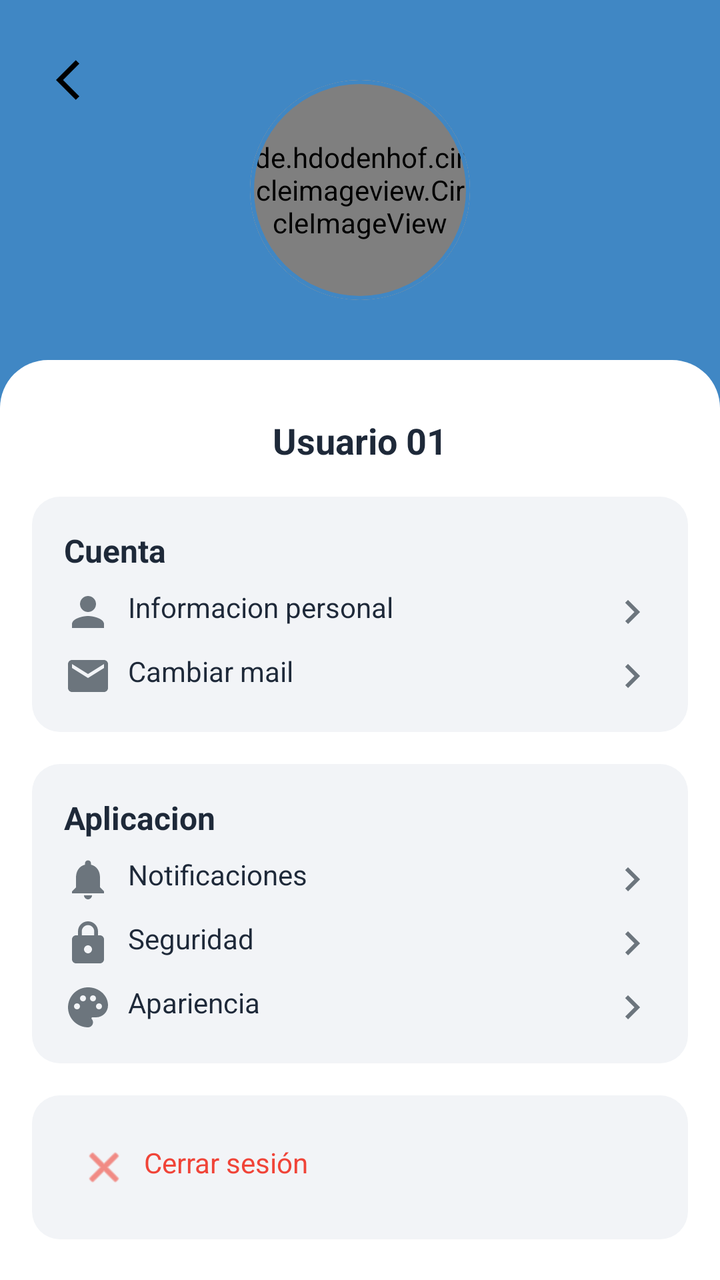
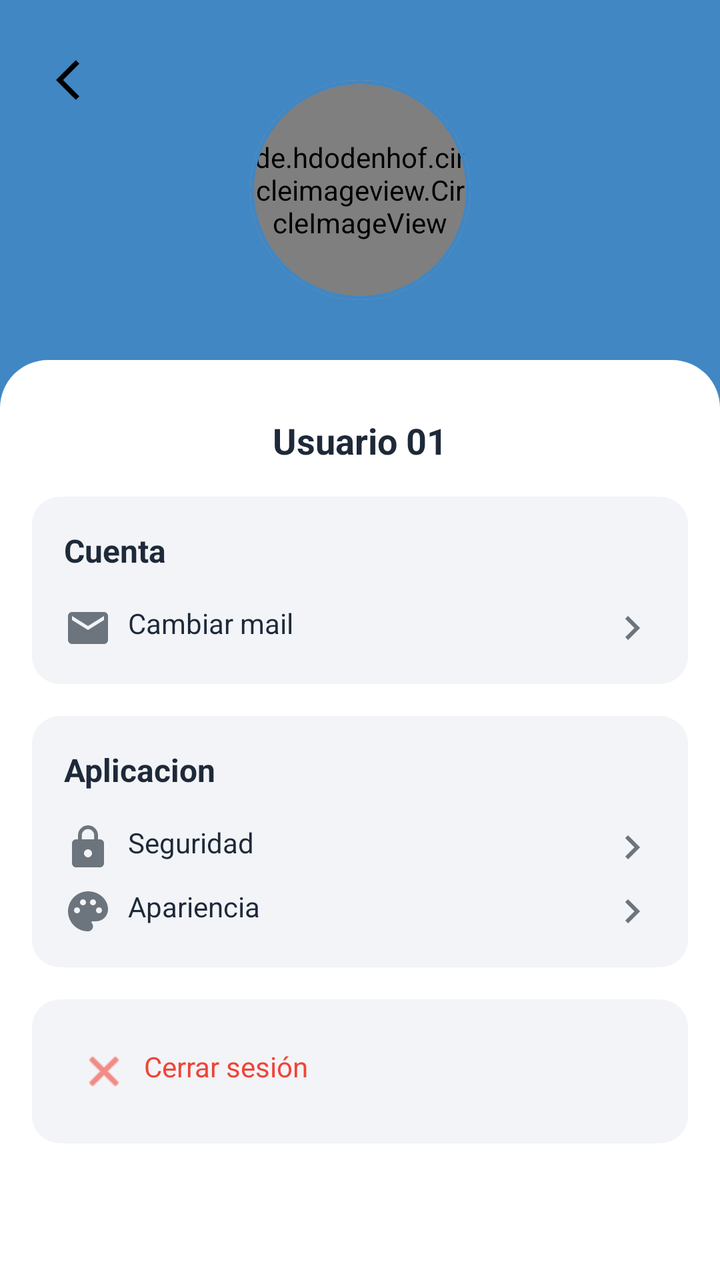

Compare the two renders of this Android layout. The source of the first and the diff that turns it into the second are given below.
<!-- AndroidManifest.xml: application theme Theme.FollowUp -->
<!-- res/layout/activity_configuracion.xml -->
<?xml version="1.0" encoding="utf-8"?>
<androidx.coordinatorlayout.widget.CoordinatorLayout
    xmlns:android="http://schemas.android.com/apk/res/android"
    xmlns:app="http://schemas.android.com/apk/res-auto"
    android:id="@+id/main"
    android:layout_width="match_parent"
    android:layout_height="match_parent"
    android:background="@color/background_header">

    
    <com.google.android.material.appbar.AppBarLayout
        android:layout_width="match_parent"
        android:layout_height="wrap_content"
        android:background="@android:color/transparent"
        app:elevation="0dp">

        <RelativeLayout
            android:layout_width="match_parent"
            android:layout_height="180dp"
            android:background="@color/background_header">

            <ImageButton
                android:id="@+id/backButton"
                android:layout_width="48dp"
                android:layout_height="48dp"
                android:layout_margin="16dp"
                android:background="?attr/selectableItemBackgroundBorderless"
                android:importantForAccessibility="no"
                android:src="@drawable/ic_back_arrow_black" />

            <com.google.android.material.card.MaterialCardView
                android:id="@+id/profileContainer"
                android:layout_width="110dp"
                android:layout_height="110dp"
                android:layout_centerHorizontal="true"
                android:layout_marginTop="40dp"
                android:clickable="true"
                android:focusable="true"
                android:foreground="?attr/selectableItemBackgroundBorderless"
                app:cardCornerRadius="55dp"
                app:cardElevation="0dp"
                app:strokeWidth="2dp"
                app:strokeColor="@color/primary_blue">

                <de.hdodenhof.circleimageview.CircleImageView
                    android:id="@+id/profilePicture"
                    android:layout_width="match_parent"
                    android:layout_height="match_parent"
                    android:src="@drawable/ic_person"
                    android:scaleType="centerCrop" />

            </com.google.android.material.card.MaterialCardView>

        </RelativeLayout>

    </com.google.android.material.appbar.AppBarLayout>

    
    <androidx.core.widget.NestedScrollView
        android:layout_width="match_parent"
        android:layout_height="match_parent"
        android:background="@drawable/background_content_top_rounded"
        app:layout_behavior="@string/appbar_scrolling_view_behavior">

        <LinearLayout
            android:layout_width="match_parent"
            android:layout_height="wrap_content"
            android:orientation="vertical"
            android:padding="16dp">

            
            <TextView
                android:id="@+id/tvUserName"
                android:layout_width="wrap_content"
                android:layout_height="wrap_content"
                android:layout_gravity="center_horizontal"
                android:layout_marginTop="12dp"
                android:layout_marginBottom="16dp"
                android:text="@string/usuario_01"
                android:textColor="@color/text_primary"
                android:textSize="18sp"
                android:textStyle="bold" />

            

            
            <LinearLayout
                android:layout_width="match_parent"
                android:layout_height="wrap_content"
                android:layout_marginHorizontal="0dp"
                android:background="@drawable/bg_dialog_rounded2"
                android:orientation="vertical"
                android:padding="16dp">

                <TextView
                    android:layout_width="wrap_content"
                    android:layout_height="wrap_content"
                    android:text="@string/cuenta"
                    android:textColor="@color/text_primary"
                    android:textSize="16sp"
                    android:textStyle="bold" />

                <LinearLayout
                    android:layout_width="match_parent"
                    android:layout_height="wrap_content"
                    android:layout_marginTop="8dp"
                    android:orientation="horizontal">

                    <ImageView
                        android:layout_width="24dp"
                        android:layout_height="24dp"
                        android:src="@drawable/ic_person"
                        app:tint="@color/text_secondary" />

                    <TextView
                        android:layout_width="0dp"
                        android:layout_height="wrap_content"
                        android:layout_marginStart="8dp"
                        android:layout_weight="1"
                        android:textColor="@color/text_primary"
                        android:text="@string/informacion_personal" />

                    <ImageView
                        android:layout_width="24dp"
                        android:layout_height="24dp"
                        android:src="@drawable/ic_right_arrow"
                        app:tint="@color/text_secondary" />
                </LinearLayout>

                <LinearLayout
                    android:id="@+id/ll_CambiarMail"
                    android:layout_width="match_parent"
                    android:layout_height="wrap_content"
                    android:layout_marginTop="8dp"
                    android:orientation="horizontal"
                    android:background="?attr/selectableItemBackground"
                    android:clickable="true"
                    android:focusable="true">

                    <ImageView
                        android:layout_width="24dp"
                        android:layout_height="24dp"
                        android:src="@drawable/ic_mail"
                        app:tint="@color/text_secondary" />

                    <TextView
                        android:layout_width="0dp"
                        android:layout_height="wrap_content"
                        android:layout_marginStart="8dp"
                        android:layout_weight="1"
                        android:textColor="@color/text_primary"
                        android:text="@string/cambiar_mail" />

                    <ImageView
                        android:layout_width="24dp"
                        android:layout_height="24dp"
                        android:importantForAccessibility="no"
                        android:src="@drawable/ic_right_arrow"
                        app:tint="@color/text_secondary" />
                </LinearLayout>
            </LinearLayout>

            
            <LinearLayout
                android:layout_width="match_parent"
                android:layout_height="wrap_content"
                android:layout_marginTop="16dp"
                android:background="@drawable/bg_dialog_rounded2"
                android:orientation="vertical"
                android:padding="16dp">

                <TextView
                    android:layout_width="wrap_content"
                    android:layout_height="wrap_content"
                    android:text="@string/aplicacion"
                    android:textColor="@color/text_primary"
                    android:textSize="16sp"
                    android:textStyle="bold" />

                <LinearLayout
                    android:layout_width="match_parent"
                    android:layout_height="wrap_content"
                    android:layout_marginTop="8dp"
                    android:orientation="horizontal">

                    <ImageView
                        android:layout_width="24dp"
                        android:layout_height="24dp"
                        android:importantForAccessibility="no"
                        android:src="@drawable/ic_bell"
                        app:tint="@color/text_secondary" />

                    <TextView
                        android:layout_width="0dp"
                        android:layout_height="wrap_content"
                        android:layout_marginStart="8dp"
                        android:layout_weight="1"
                        android:textColor="@color/text_primary"
                        android:text="@string/notificaciones" />

                    <ImageView
                        android:layout_width="24dp"
                        android:layout_height="24dp"
                        android:importantForAccessibility="no"
                        android:src="@drawable/ic_right_arrow"
                        app:tint="@color/text_secondary" />
                </LinearLayout>

                <LinearLayout
                    android:id="@+id/llSeguridad"
                    android:layout_width="match_parent"
                    android:layout_height="wrap_content"
                    android:layout_marginTop="8dp"
                    android:orientation="horizontal"
                    android:background="?attr/selectableItemBackground"
                    android:clickable="true"
                    android:focusable="true">

                    <ImageView
                        android:layout_width="24dp"
                        android:layout_height="24dp"
                        android:importantForAccessibility="no"
                        android:src="@drawable/ic_lock"
                        app:tint="@color/text_secondary" />

                    <TextView
                        android:layout_width="0dp"
                        android:layout_height="wrap_content"
                        android:layout_marginStart="8dp"
                        android:layout_weight="1"
                        android:textColor="@color/text_primary"
                        android:text="@string/seguridad" />

                    <ImageView
                        android:layout_width="24dp"
                        android:layout_height="24dp"
                        android:importantForAccessibility="no"
                        android:src="@drawable/ic_right_arrow"
                        app:tint="@color/text_secondary" />
                </LinearLayout>

                <LinearLayout
                    android:id="@+id/ll_Apariencia"
                    android:layout_width="match_parent"
                    android:layout_height="wrap_content"
                    android:layout_marginTop="8dp"
                    android:orientation="horizontal"
                    android:background="?attr/selectableItemBackground"
                    android:clickable="true"
                    android:focusable="true">

                    <ImageView
                        android:layout_width="24dp"
                        android:layout_height="24dp"
                        android:src="@drawable/ic_palette"
                        app:tint="@color/text_secondary" />

                    <TextView
                        android:layout_width="0dp"
                        android:layout_height="wrap_content"
                        android:layout_marginStart="8dp"
                        android:layout_weight="1"
                        android:textColor="@color/text_primary"
                        android:text="@string/apariencia" />

                    <ImageView
                        android:layout_width="24dp"
                        android:layout_height="24dp"
                        android:src="@drawable/ic_right_arrow"
                        app:tint="@color/text_secondary" />
                </LinearLayout>
            </LinearLayout>

            
            <LinearLayout
                android:layout_width="match_parent"
                android:layout_height="wrap_content"
                android:layout_marginTop="16dp"
                android:layout_marginBottom="24dp"
                android:background="@drawable/bg_dialog_rounded2"
                android:orientation="vertical"
                android:padding="16dp">

                <LinearLayout
                    android:id="@+id/ll_CerrarSesion"
                    android:layout_width="match_parent"
                    android:layout_height="wrap_content"
                    android:orientation="horizontal"
                    android:background="?attr/selectableItemBackground"
                    android:clickable="true"
                    android:focusable="true"
                    android:padding="8dp">

                    <ImageView
                        android:layout_width="24dp"
                        android:layout_height="24dp"
                        android:importantForAccessibility="no"
                        android:src="@android:drawable/ic_menu_close_clear_cancel"
                        app:tint="@color/danger_red" />

                    <TextView
                        android:layout_width="0dp"
                        android:layout_height="wrap_content"
                        android:layout_marginStart="8dp"
                        android:layout_weight="1"
                        android:text="@string/cerrar_sesion"
                        android:textColor="@color/danger_red"
                        android:textSize="14sp" />
                </LinearLayout>
            </LinearLayout>

            
            <View
                android:layout_width="match_parent"
                android:layout_height="80dp" />

        </LinearLayout>
    </androidx.core.widget.NestedScrollView>

</androidx.coordinatorlayout.widget.CoordinatorLayout>
<!-- resources referenced by this layout -->
<resources>
  <color name="background_header">@color/primary_blue</color>
  <color name="danger_red">#FFF04438</color>
  <color name="primary_blue">#FF4087C4</color>
  <color name="text_primary">#FF1E2939</color>
  <color name="text_secondary">#FF6C757D</color>
  <!-- drawable background_content_top_rounded (drawable) -->
  <?xml version="1.0" encoding="utf-8"?>
  <shape xmlns:android="http://schemas.android.com/apk/res/android"
      android:shape="rectangle">
      <solid android:color="@color/surface_secondary" />
      <corners
          android:topLeftRadius="24dp"
          android:topRightRadius="24dp" />
  </shape>
  <!-- drawable bg_dialog_rounded2 (drawable) -->
  <?xml version="1.0" encoding="utf-8"?>
  <shape xmlns:android="http://schemas.android.com/apk/res/android"
      android:shape="rectangle">
      <solid android:color="@color/surface_divider" />
      <corners android:radius="14dp" />
  </shape>
  <!-- drawable ic_back_arrow_black (drawable) -->
  <vector xmlns:android="http://schemas.android.com/apk/res/android" android:autoMirrored="true" android:height="24dp" android:tint="#000000" android:viewportHeight="24" android:viewportWidth="24" android:width="24dp">
        
      <path android:fillColor="@android:color/white" android:pathData="M11.67,3.87L9.9,2.1 0,12l9.9,9.9 1.77,-1.77L3.54,12z"/>
      
  </vector>
  <!-- drawable ic_bell (drawable) -->
  <vector xmlns:android="http://schemas.android.com/apk/res/android" android:height="24dp" android:tint="#4087C4" android:viewportHeight="24" android:viewportWidth="24" android:width="24dp">
        
      <path android:fillColor="@android:color/white" android:pathData="M12,22c1.1,0 2,-0.9 2,-2h-4c0,1.1 0.89,2 2,2zM18,16v-5c0,-3.07 -1.64,-5.64 -4.5,-6.32L13.5,4c0,-0.83 -0.67,-1.5 -1.5,-1.5s-1.5,0.67 -1.5,1.5v0.68C7.63,5.36 6,7.92 6,11v5l-2,2v1h16v-1l-2,-2z"/>
      
  </vector>
  <!-- drawable ic_person (drawable) -->
  <vector xmlns:android="http://schemas.android.com/apk/res/android" android:height="24dp" android:tint="#4087C4" android:viewportHeight="24" android:viewportWidth="24" android:width="24dp">
        
      <path android:fillColor="@android:color/white" android:pathData="M12,12c2.21,0 4,-1.79 4,-4s-1.79,-4 -4,-4 -4,1.79 -4,4 1.79,4 4,4zM12,14c-2.67,0 -8,1.34 -8,4v2h16v-2c0,-2.66 -5.33,-4 -8,-4z"/>
      
  </vector>
  <!-- drawable ic_right_arrow (drawable) -->
  <vector xmlns:android="http://schemas.android.com/apk/res/android" android:autoMirrored="true" android:height="24dp" android:tint="#777780" android:viewportHeight="24" android:viewportWidth="24" android:width="24dp">
        
      <path android:fillColor="@android:color/white" android:pathData="M8.59,16.59L13.17,12 8.59,7.41 10,6l6,6 -6,6 -1.41,-1.41z"/>
      
  </vector>
  <string name="apariencia">Apariencia</string>
  <string name="aplicacion">Aplicacion</string>
  <string name="cambiar_mail">Cambiar mail</string>
  <string name="cerrar_sesion">Cerrar sesión</string>
  <string name="cuenta">Cuenta</string>
  <string name="informacion_personal">Informacion personal</string>
  <string name="notificaciones">Notificaciones</string>
  <string name="seguridad">Seguridad</string>
  <string name="usuario_01">Usuario 01</string>
  <color name="surface_secondary">#FFFFFFFF</color>
  <color name="surface_divider">#FFF2F4F7</color>
  <color name="white">#FFFFFFFF</color>
  <color name="surface_primary">#FFFFFFFF</color>
  <color name="text_hint">#FF999999</color>
  <style name="ThemeOverlay.FollowUp.Dialog" parent="ThemeOverlay.MaterialComponents.MaterialAlertDialog">
          <item name="android:background">@color/surface_primary</item>
      </style>
  <!-- unchanged entries left out for length: 4 -->
</resources>

<!-- the commit's change to res/layout/activity_configuracion.xml (unified diff, before → after) -->
@@ -106,25 +106,7 @@
                     android:layout_marginTop="8dp"
                     android:orientation="horizontal">
 
-                    <ImageView
-                        android:layout_width="24dp"
-                        android:layout_height="24dp"
-                        android:src="@drawable/ic_person"
-                        app:tint="@color/text_secondary" />
-
-                    <TextView
-                        android:layout_width="0dp"
-                        android:layout_height="wrap_content"
-                        android:layout_marginStart="8dp"
-                        android:layout_weight="1"
-                        android:textColor="@color/text_primary"
-                        android:text="@string/informacion_personal" />
-
-                    <ImageView
-                        android:layout_width="24dp"
-                        android:layout_height="24dp"
-                        android:src="@drawable/ic_right_arrow"
-                        app:tint="@color/text_secondary" />
+                    
                 </LinearLayout>
 
                 <LinearLayout
@@ -183,27 +165,7 @@
                     android:layout_marginTop="8dp"
                     android:orientation="horizontal">
 
-                    <ImageView
-                        android:layout_width="24dp"
-                        android:layout_height="24dp"
-                        android:importantForAccessibility="no"
-                        android:src="@drawable/ic_bell"
-                        app:tint="@color/text_secondary" />
-
-                    <TextView
-                        android:layout_width="0dp"
-                        android:layout_height="wrap_content"
-                        android:layout_marginStart="8dp"
-                        android:layout_weight="1"
-                        android:textColor="@color/text_primary"
-                        android:text="@string/notificaciones" />
-
-                    <ImageView
-                        android:layout_width="24dp"
-                        android:layout_height="24dp"
-                        android:importantForAccessibility="no"
-                        android:src="@drawable/ic_right_arrow"
-                        app:tint="@color/text_secondary" />
+                    
                 </LinearLayout>
 
                 <LinearLayout
<!-- resource entries referenced after the edit -->
@@ -27,12 +27,6 @@
       <path android:fillColor="@android:color/white" android:pathData="M11.67,3.87L9.9,2.1 0,12l9.9,9.9 1.77,-1.77L3.54,12z"/>
       
   </vector>
-  <!-- drawable ic_bell (drawable) -->
-  <vector xmlns:android="http://schemas.android.com/apk/res/android" android:height="24dp" android:tint="#4087C4" android:viewportHeight="24" android:viewportWidth="24" android:width="24dp">
-        
-      <path android:fillColor="@android:color/white" android:pathData="M12,22c1.1,0 2,-0.9 2,-2h-4c0,1.1 0.89,2 2,2zM18,16v-5c0,-3.07 -1.64,-5.64 -4.5,-6.32L13.5,4c0,-0.83 -0.67,-1.5 -1.5,-1.5s-1.5,0.67 -1.5,1.5v0.68C7.63,5.36 6,7.92 6,11v5l-2,2v1h16v-1l-2,-2z"/>
-      
-  </vector>
   <!-- drawable ic_person (drawable) -->
   <vector xmlns:android="http://schemas.android.com/apk/res/android" android:height="24dp" android:tint="#4087C4" android:viewportHeight="24" android:viewportWidth="24" android:width="24dp">
         
@@ -50,8 +44,6 @@
   <string name="cambiar_mail">Cambiar mail</string>
   <string name="cerrar_sesion">Cerrar sesión</string>
   <string name="cuenta">Cuenta</string>
-  <string name="informacion_personal">Informacion personal</string>
-  <string name="notificaciones">Notificaciones</string>
   <string name="seguridad">Seguridad</string>
   <string name="usuario_01">Usuario 01</string>
   <color name="surface_secondary">#FFFFFFFF</color>
